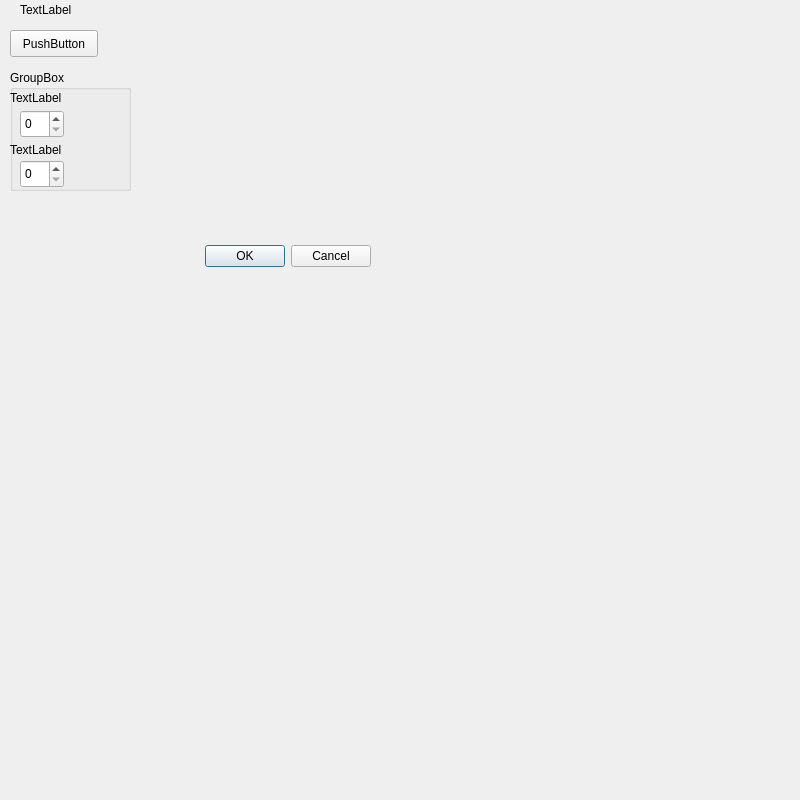
Old version of the form lab1.ui in the repository 4ntonka/IoT.
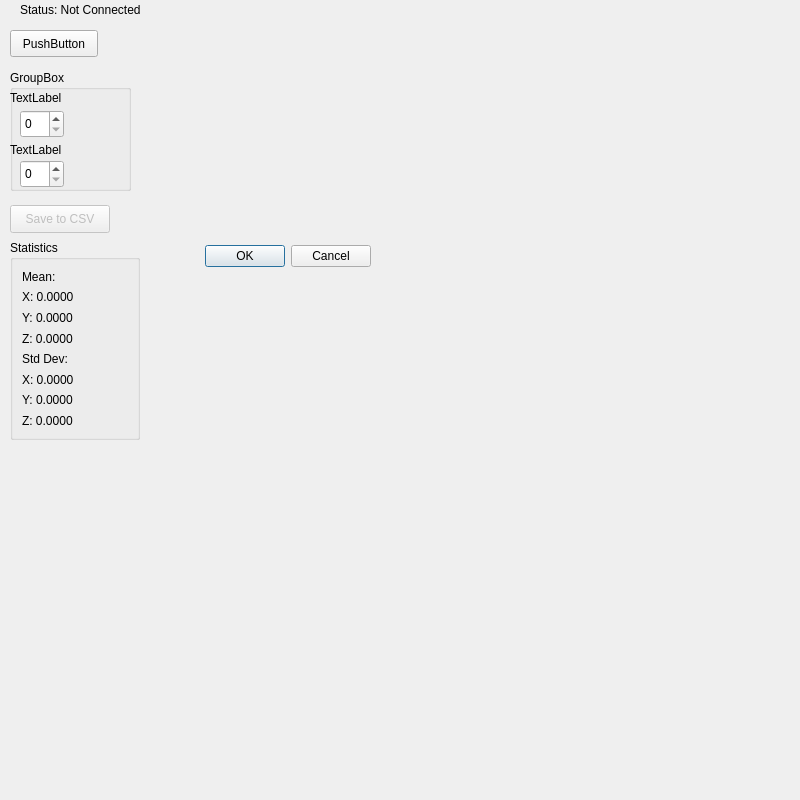
New version of the form. Custom widgets are drawn as their Qt base class.

Commit message: refactor: move UI elements from Python code to Qt Designer layout file

Diff of the .ui file:
```diff
--- a/lab1.ui
+++ b/lab1.ui
@@ -116,14 +116,103 @@
         <rect>
           <x>20</x>
           <y>0</y>
-          <width>66</width>
+          <width>120</width>
           <height>19</height>
         </rect>
       </property>
       <property name="text">
-        <string>TextLabel</string>
+        <string>Status: Not Connected</string>
       </property>
     </widget>
+    
+    <widget class="QPushButton" name="saveButton">
+      <property name="geometry">
+        <rect>
+          <x>10</x>
+          <y>205</y>
+          <width>100</width>
+          <height>28</height>
+        </rect>
+      </property>
+      <property name="text">
+        <string>Save to CSV</string>
+      </property>
+      <property name="enabled">
+        <bool>false</bool>
+      </property>
+    </widget>
+    
+    <widget class="QGroupBox" name="statsGroupBox">
+      <property name="geometry">
+        <rect>
+          <x>10</x>
+          <y>240</y>
+          <width>130</width>
+          <height>200</height>
+        </rect>
+      </property>
+      <property name="title">
+        <string>Statistics</string>
+      </property>
+      <layout class="QVBoxLayout" name="statsLayout">
+        <item>
+          <widget class="QLabel" name="meanLabel">
+            <property name="text">
+              <string>Mean:</string>
+            </property>
+          </widget>
+        </item>
+        <item>
+          <widget class="QLabel" name="meanXLabel">
+            <property name="text">
+              <string>X: 0.0000</string>
+            </property>
+          </widget>
+        </item>
+        <item>
+          <widget class="QLabel" name="meanYLabel">
+            <property name="text">
+              <string>Y: 0.0000</string>
+            </property>
+          </widget>
+        </item>
+        <item>
+          <widget class="QLabel" name="meanZLabel">
+            <property name="text">
+              <string>Z: 0.0000</string>
+            </property>
+          </widget>
+        </item>
+        <item>
+          <widget class="QLabel" name="stdLabel">
+            <property name="text">
+              <string>Std Dev:</string>
+            </property>
+          </widget>
+        </item>
+        <item>
+          <widget class="QLabel" name="stdXLabel">
+            <property name="text">
+              <string>X: 0.0000</string>
+            </property>
+          </widget>
+        </item>
+        <item>
+          <widget class="QLabel" name="stdYLabel">
+            <property name="text">
+              <string>Y: 0.0000</string>
+            </property>
+          </widget>
+        </item>
+        <item>
+          <widget class="QLabel" name="stdZLabel">
+            <property name="text">
+              <string>Z: 0.0000</string>
+            </property>
+          </widget>
+        </item>
+      </layout>
+    </widget>
   </widget>
   <customwidgets>
     <customwidget>
```
The commit also changes 1 other file.
